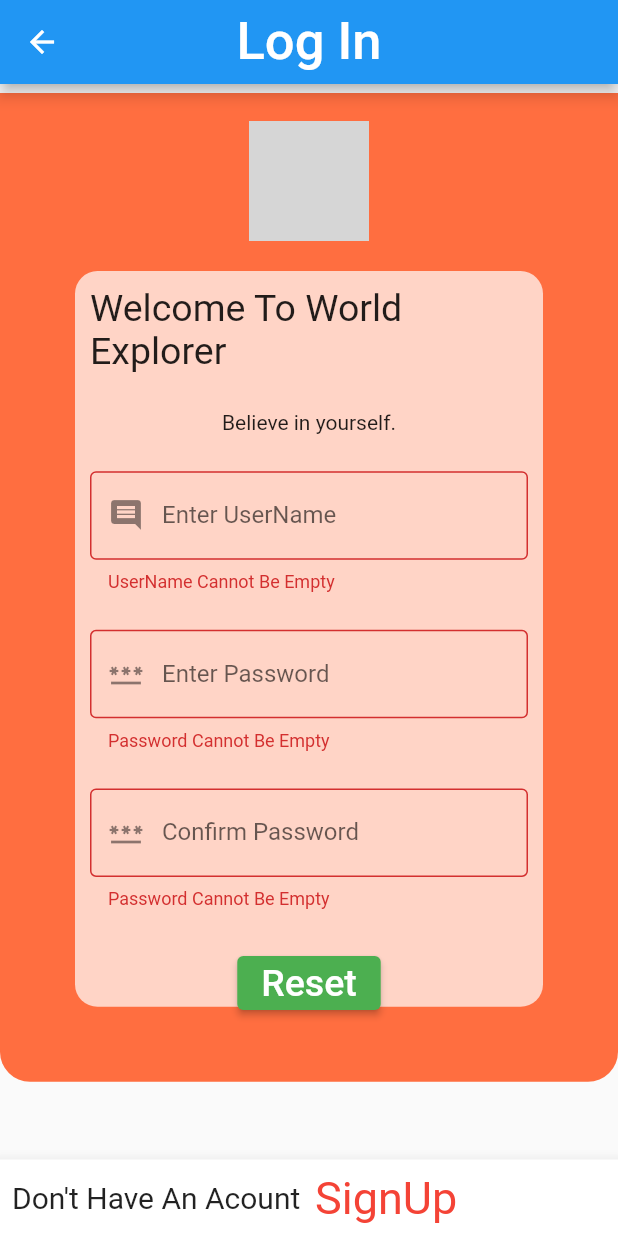
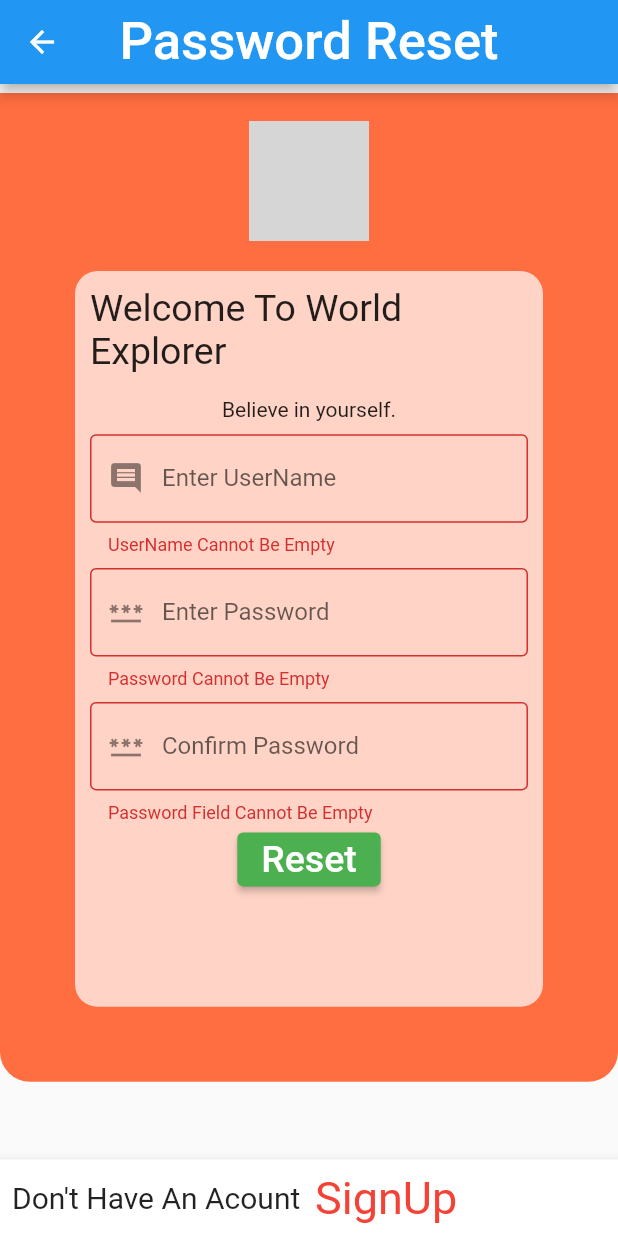
Before and after one commit to Usama-Ahmad3/map, a Flutter app: the Forget screen opened directly, after a tap on "Reset", on a phone screen of 412 x 824 dp. Run offline on Flutter 3.47's test engine with Material 2 defaults, Android fonts, the light colour scheme and no system bars; drawn by our look-alikes of animated_text_kit; our stand-ins replace google_maps_flutter, shared_preferences; accounts and stored records are empty; network calls fail; grey boxes are pictures that could not be loaded.

Commit message:
LogIn,SignUp,Forget Setting Using SharedPre

```diff
--- a/lib/forgetpassword.dart
+++ b/lib/forgetpassword.dart
@@ -1,5 +1,6 @@
 import 'package:animated_text_kit/animated_text_kit.dart';
 import 'package:flutter/material.dart';
+import 'package:shared_preferences/shared_preferences.dart';
 import 'package:world_explorer/logIn.dart';
 import 'package:world_explorer/signUpPage.dart';
 
@@ -15,6 +16,7 @@ class Forget extends StatefulWidget {
 class _ForgetState extends State<Forget> {
   var userName = TextEditingController();
   var password = TextEditingController();
+  var rpassword = TextEditingController();
   final formKey = GlobalKey<FormState>();
   @override
   Widget build(BuildContext context) {
@@ -22,7 +24,7 @@ class _ForgetState extends State<Forget> {
       appBar: AppBar(
         centerTitle: true,
         title: const Text(
-          'Log In',
+          'Password Reset',
           style: TextStyle(fontSize: 35),
         ),
       ),
@@ -92,6 +94,7 @@ class _ForgetState extends State<Forget> {
                           color: Colors.white70,
                         ),
                         padding: const EdgeInsets.all(10),
+                        child: SingleChildScrollView(
                           child: Column(
                             children: [
                               const Text(
@@ -99,12 +102,13 @@ class _ForgetState extends State<Forget> {
                                 style: TextStyle(fontSize: 25),
                               ),
                               SizedBox(
-                                height:
-                                    MediaQuery.of(context).size.height * 0.03),
+                                  height: MediaQuery.of(context).size.height *
+                                      0.02),
                               AnimatedTextKit(
                                 repeatForever: true,
                                 animatedTexts: [
-                                TypewriterAnimatedText('Believe in yourself.'),
+                                  TypewriterAnimatedText(
+                                      'Believe in yourself.'),
                                   TypewriterAnimatedText(
                                       'You are braver than you think, '),
                                   TypewriterAnimatedText(
@@ -114,8 +118,8 @@ class _ForgetState extends State<Forget> {
                                 ],
                               ),
                               SizedBox(
-                                height:
-                                    MediaQuery.of(context).size.height * 0.03),
+                                  height: MediaQuery.of(context).size.height *
+                                      0.01),
                               TextFormField(
                                 validator: (value) {
                                   if (value!.isEmpty) {
@@ -132,8 +136,8 @@ class _ForgetState extends State<Forget> {
                                 ),
                               ),
                               SizedBox(
-                                height:
-                                    MediaQuery.of(context).size.height * 0.03),
+                                  height: MediaQuery.of(context).size.height *
+                                      0.01),
                               TextFormField(
                                 validator: (value) {
                                   if (value!.isEmpty) {
@@ -150,16 +154,16 @@ class _ForgetState extends State<Forget> {
                                 ),
                               ),
                               SizedBox(
-                                height:
-                                    MediaQuery.of(context).size.height * 0.03),
+                                  height: MediaQuery.of(context).size.height *
+                                      0.01),
                               TextFormField(
                                 validator: (value) {
                                   if (value!.isEmpty) {
-                                  return 'Password Cannot Be Empty';
+                                    return 'Password Field Cannot Be Empty';
                                   }
                                   return null;
                                 },
-                              controller: password,
+                                controller: rpassword,
                                 decoration: const InputDecoration(
                                   hintText: '123456',
                                   labelText: 'Confirm Password',
@@ -167,17 +171,36 @@ class _ForgetState extends State<Forget> {
                                   border: OutlineInputBorder(),
                                 ),
                               ),
-                            SizedBox(
-                                height:
-                                    MediaQuery.of(context).size.height * 0.03),
                               ElevatedButton(
-                                onPressed: () {
+                                  onPressed: () async {
                                     if (formKey.currentState!.validate()) {
+                                      SharedPreferences _pref =
+                                          await SharedPreferences.getInstance();
+                                      var user = _pref.getString('keyU');
+                                      _pref.remove('keyP');
+                                      _pref.setString(
+                                          'keyP', password.text.toString());
+                                      if (user.toString() ==
+                                          userName.text.toString()) {
+                                        if (password.text.toString() ==
+                                            rpassword.text.toString()) {
                                           Navigator.push(
                                               context,
                                               MaterialPageRoute(
                                                   builder: (context) =>
                                                       const LogIn_page()));
+                                        } else {
+                                          ScaffoldMessenger.of(context)
+                                              .showSnackBar(SnackBar(
+                                                  content: Text(
+                                                      'Passwords Not Match')));
+                                        }
+                                      } else {
+                                        ScaffoldMessenger.of(context)
+                                            .showSnackBar(SnackBar(
+                                                content: Text(
+                                                    'UserName Not Match')));
+                                      }
                                     }
                                   },
                                   style: TextButton.styleFrom(
@@ -188,6 +211,7 @@ class _ForgetState extends State<Forget> {
                                     style: TextStyle(fontSize: 25),
                                   ))
                             ],
+                          ),
                         ),
                       ),
                     )
```
Also changed, not shown: lib/LogIn_Model/model.dart (deleted, +0 -13 lines), lib/logIn.dart (+38 -13 lines), lib/main.dart (+1 -9 lines), lib/map.dart (+8 -1 lines), lib/signUpPage.dart (+21 -11 lines), pubspec.yaml (+2 -5 lines), lib/LogIn_Model/model.g.dart (deleted), pubspec.lock, 2 other files. Lines whose indentation alone changed are shown as unchanged.
